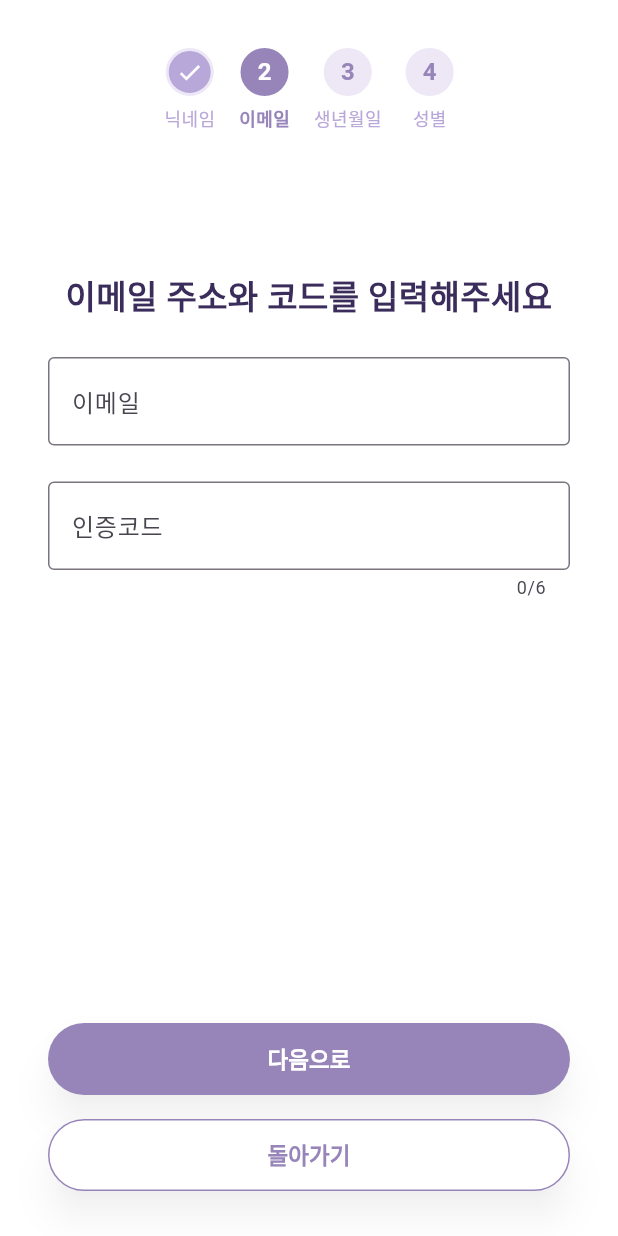
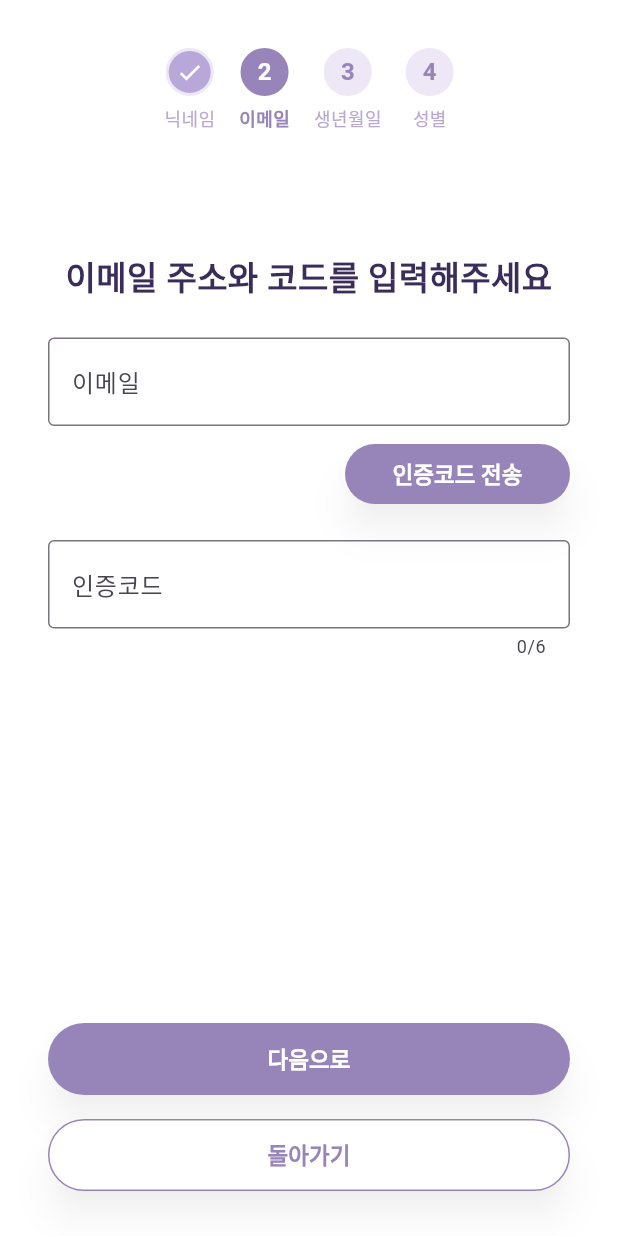
Before and after one commit to K-Hackathon-01z/eum-front, a Flutter app: the EmailSignupScreen screen opened directly, on a phone screen of 412 x 824 dp. Run offline on Flutter 3.47's test engine with Material 3 defaults, Android fonts, the phone set to English and light mode, and no system bars; our stand-ins replace flutter_svg.

Commit message:
feat: "이메일 인증 코드 전송 버튼 추가"

```diff
--- a/lib/screens/user/signup/email_signup_screen.dart
+++ b/lib/screens/user/signup/email_signup_screen.dart
@@ -12,6 +12,7 @@ class EmailSignupScreen extends StatefulWidget {
 }
 
 class _EmailSignupScreenState extends State<EmailSignupScreen> {
+  bool _isCodeSent = false;
   final TextEditingController _emailController = TextEditingController();
   final TextEditingController _codeController = TextEditingController();
 
@@ -42,12 +43,64 @@ class _EmailSignupScreenState extends State<EmailSignupScreen> {
                   textAlign: TextAlign.center,
                 ),
               ),
+              Column(
+                crossAxisAlignment: CrossAxisAlignment.stretch,
+                children: [
                   TextField(
                     controller: _emailController,
                     decoration: const InputDecoration(labelText: '이메일', border: OutlineInputBorder()),
                     textAlign: TextAlign.center,
                     style: const TextStyle(fontSize: 18),
                     keyboardType: TextInputType.emailAddress,
+                  ),
+                  const SizedBox(height: 12),
+                  Row(
+                    mainAxisAlignment: MainAxisAlignment.end,
+                    children: [
+                      SizedBox(
+                        width: 150,
+                        height: 40,
+                        child: Button(
+                          text: _isCodeSent ? '인증코드 재전송' : '인증코드 전송',
+                          width: 140,
+                          height: 40,
+                          textColor: Colors.white,
+                          backgroundColor: const Color(0xFF9785BA),
+                          onPressed: () {
+                            final emailError = Validators.validateEmail(_emailController.text);
+                            if (emailError != null) {
+                              showDialog(
+                                context: context,
+                                builder: (_) => CommonPopup(
+                                  icon: Icons.warning_amber_rounded,
+                                  title: '입력 오류',
+                                  message: emailError,
+                                  button1Text: '확인',
+                                  onButtonFirstPressed: () => Navigator.of(context).pop(),
+                                ),
+                              );
+                              return;
+                            }
+                            // TODO: 인증코드 발송 API 연동
+                            setState(() {
+                              _isCodeSent = true;
+                            });
+                            showDialog(
+                              context: context,
+                              builder: (_) => CommonPopup(
+                                icon: Icons.check_circle_outline,
+                                title: '인증코드 발송',
+                                message: '이메일로 인증코드를 전송했습니다.',
+                                button1Text: '확인',
+                                onButtonFirstPressed: () => Navigator.of(context).pop(),
+                              ),
+                            );
+                          },
+                        ),
+                      ),
+                    ],
+                  ),
+                ],
               ),
               const SizedBox(height: 24),
               TextField(
```
Lines whose indentation alone changed are shown as unchanged.
